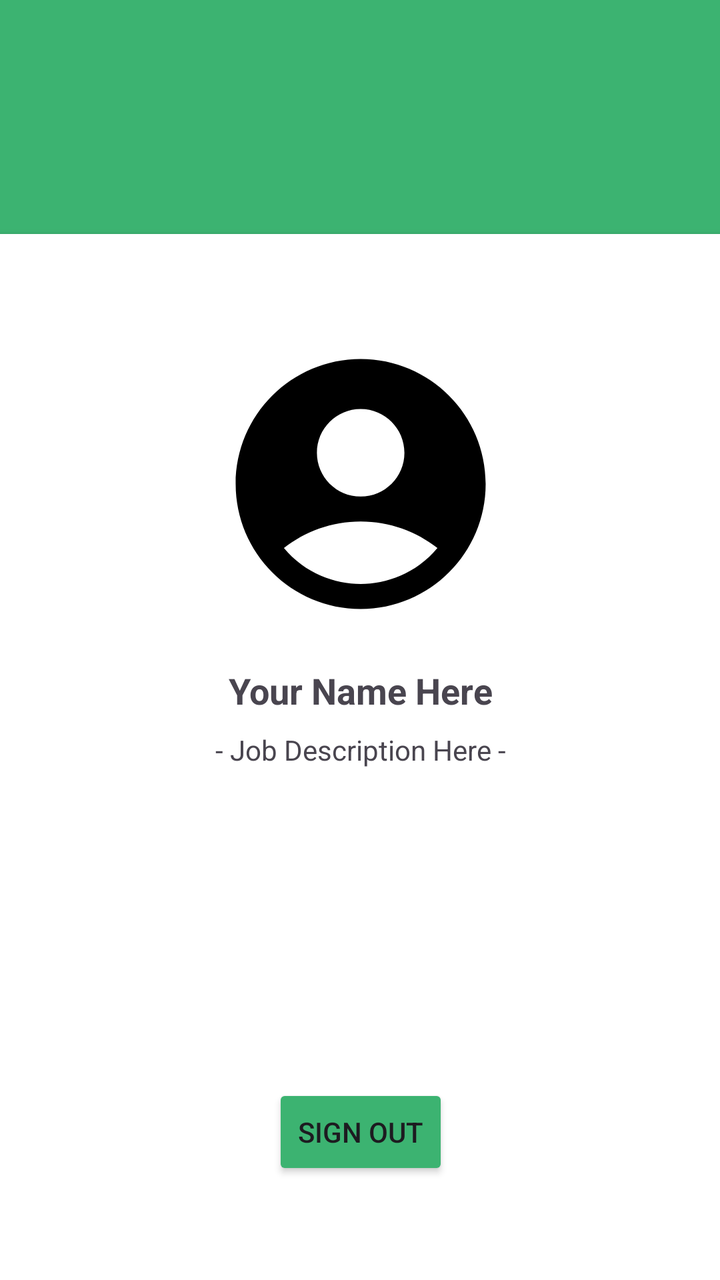
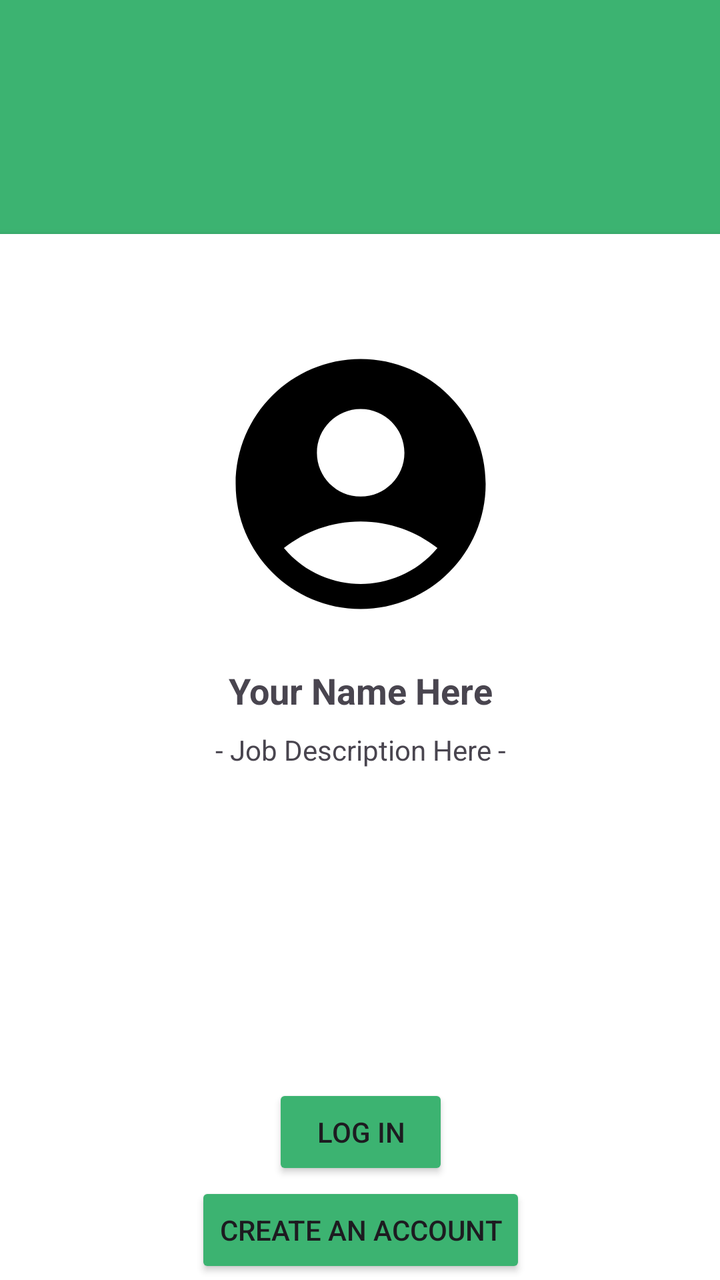

Screens rendered from an Android XML layout before and after an edit, with the pre-edit source and the edit as a unified diff.
<!-- AndroidManifest.xml: application theme Theme.TulsaGardenClub -->
<!-- res/layout/activity_profile_view.xml -->
<?xml version="1.0" encoding="utf-8"?>
<androidx.constraintlayout.widget.ConstraintLayout
    xmlns:android="http://schemas.android.com/apk/res/android"
    xmlns:app="http://schemas.android.com/apk/res-auto"
    android:layout_width="match_parent"
    android:layout_height="match_parent"
    xmlns:tools="http://schemas.android.com/tools"
    android:id="@+id/profile"
    android:background="@color/green"
    tools:context=".ProfileView">

    <Button
        android:id="@+id/backButton"
        android:layout_width="250dp"
        android:layout_height="wrap_content"
        android:text="@string/back"
        app:layout_constraintStart_toStartOf="parent"
        app:layout_constraintEnd_toEndOf="parent"
        app:layout_constraintTop_toTopOf="parent"
        app:layout_constraintBottom_toBottomOf="parent"/>

        <androidx.cardview.widget.CardView
            android:layout_width="412dp"
            android:layout_height="523dp"
            app:layout_constraintBottom_toBottomOf="parent"
            app:layout_constraintEnd_toEndOf="parent"
            app:layout_constraintStart_toStartOf="parent">

            <androidx.constraintlayout.widget.ConstraintLayout
                android:layout_width="match_parent"
                android:layout_height="match_parent">

                <ImageView
                    android:id="@+id/profileImage"
                    android:layout_width="150dp"
                    android:layout_height="150dp"
                    android:src="@drawable/baseline_account_circle_24"
                    app:layout_constraintTop_toTopOf="parent"
                    app:layout_constraintStart_toStartOf="parent"
                    app:layout_constraintEnd_toEndOf="parent"
                    android:layout_marginTop="50dp" />

                <TextView
                    android:id="@+id/nameText"
                    android:layout_width="wrap_content"
                    android:layout_height="wrap_content"
                    android:text="@string/your_name_here"
                    android:textSize="18sp"
                    android:textStyle="bold"
                    app:layout_constraintTop_toBottomOf="@id/profileImage"
                    app:layout_constraintStart_toStartOf="parent"
                    app:layout_constraintEnd_toEndOf="parent"
                    android:layout_marginTop="16dp" />

                <TextView
                    android:id="@+id/titleText"
                    android:layout_width="wrap_content"
                    android:layout_height="wrap_content"
                    android:text="@string/job_description_here"
                    android:textSize="14sp"
                    app:layout_constraintTop_toBottomOf="@id/nameText"
                    app:layout_constraintStart_toStartOf="parent"
                    app:layout_constraintEnd_toEndOf="parent"
                    android:layout_marginTop="8dp" />

                <Button
                    android:id="@+id/signOutButton"
                    android:layout_width="wrap_content"
                    android:layout_height="wrap_content"
                    android:text="@string/sign_out"
                    android:backgroundTint="@color/green"
                    app:layout_constraintBottom_toBottomOf="parent"
                    app:layout_constraintStart_toStartOf="parent"
                    app:layout_constraintEnd_toEndOf="parent"
                    android:layout_marginBottom="50dp" />

            </androidx.constraintlayout.widget.ConstraintLayout>

        </androidx.cardview.widget.CardView>

    </androidx.constraintlayout.widget.ConstraintLayout>
<!-- resources referenced by this layout -->
<resources>
  <color name="green">#3CB371</color>
  <!-- drawable baseline_account_circle_24 (drawable) -->
  <vector xmlns:android="http://schemas.android.com/apk/res/android" android:height="24dp" android:tint="#000000" android:viewportHeight="24" android:viewportWidth="24" android:width="24dp">
        
      <path android:fillColor="@android:color/white" android:pathData="M12,2C6.48,2 2,6.48 2,12s4.48,10 10,10s10,-4.48 10,-10S17.52,2 12,2zM12,6c1.93,0 3.5,1.57 3.5,3.5S13.93,13 12,13s-3.5,-1.57 -3.5,-3.5S10.07,6 12,6zM12,20c-2.03,0 -4.43,-0.82 -6.14,-2.88C7.55,15.8 9.68,15 12,15s4.45,0.8 6.14,2.12C16.43,19.18 14.03,20 12,20z"/>
      
  </vector>
  <string name="back">Back</string>
  <string name="job_description_here">- Job Description Here -</string>
  <string name="sign_out">Sign Out</string>
  <string name="your_name_here">Your Name Here</string>
  <style name="Theme.TulsaGardenClub" parent="Base.Theme.TulsaGardenClub" />
  <style name="Base.Theme.TulsaGardenClub" parent="Theme.Material3.DayNight.NoActionBar">
          
          
      </style>
</resources>

<!-- the commit's change to res/layout/activity_profile_view.xml (unified diff, before → after) -->
@@ -9,15 +9,6 @@
     android:background="@color/green"
     tools:context=".ProfileView">
 
-    <Button
-        android:id="@+id/backButton"
-        android:layout_width="250dp"
-        android:layout_height="wrap_content"
-        android:text="@string/back"
-        app:layout_constraintStart_toStartOf="parent"
-        app:layout_constraintEnd_toEndOf="parent"
-        app:layout_constraintTop_toTopOf="parent"
-        app:layout_constraintBottom_toBottomOf="parent"/>
 
         <androidx.cardview.widget.CardView
             android:layout_width="412dp"
@@ -64,16 +55,27 @@
                     android:layout_marginTop="8dp" />
 
                 <Button
-                    android:id="@+id/signOutButton"
+                    android:id="@+id/logInButton"
                     android:layout_width="wrap_content"
                     android:layout_height="wrap_content"
-                    android:text="@string/sign_out"
+                    android:text="@string/log_in"
                     android:backgroundTint="@color/green"
                     app:layout_constraintBottom_toBottomOf="parent"
                     app:layout_constraintStart_toStartOf="parent"
                     app:layout_constraintEnd_toEndOf="parent"
                     android:layout_marginBottom="50dp" />
 
+                <Button
+                    android:id="@+id/createAnAccountButton"
+                    android:layout_width="wrap_content"
+                    android:layout_height="wrap_content"
+                    android:text="@string/create_an_account"
+                    android:backgroundTint="@color/green"
+                    app:layout_constraintTop_toBottomOf="@id/logInButton"
+                    app:layout_constraintStart_toStartOf="parent"
+                    app:layout_constraintEnd_toEndOf="parent"
+                    app:layout_constraintBottom_toBottomOf="parent"/>
+
             </androidx.constraintlayout.widget.ConstraintLayout>
 
         </androidx.cardview.widget.CardView>
<!-- resource entries referenced after the edit -->
@@ -7,9 +7,9 @@
       <path android:fillColor="@android:color/white" android:pathData="M12,2C6.48,2 2,6.48 2,12s4.48,10 10,10s10,-4.48 10,-10S17.52,2 12,2zM12,6c1.93,0 3.5,1.57 3.5,3.5S13.93,13 12,13s-3.5,-1.57 -3.5,-3.5S10.07,6 12,6zM12,20c-2.03,0 -4.43,-0.82 -6.14,-2.88C7.55,15.8 9.68,15 12,15s4.45,0.8 6.14,2.12C16.43,19.18 14.03,20 12,20z"/>
       
   </vector>
-  <string name="back">Back</string>
+  <string name="create_an_account">Create An Account</string>
   <string name="job_description_here">- Job Description Here -</string>
-  <string name="sign_out">Sign Out</string>
+  <string name="log_in">Log In</string>
   <string name="your_name_here">Your Name Here</string>
   <style name="Theme.TulsaGardenClub" parent="Base.Theme.TulsaGardenClub" />
   <style name="Base.Theme.TulsaGardenClub" parent="Theme.Material3.DayNight.NoActionBar">
